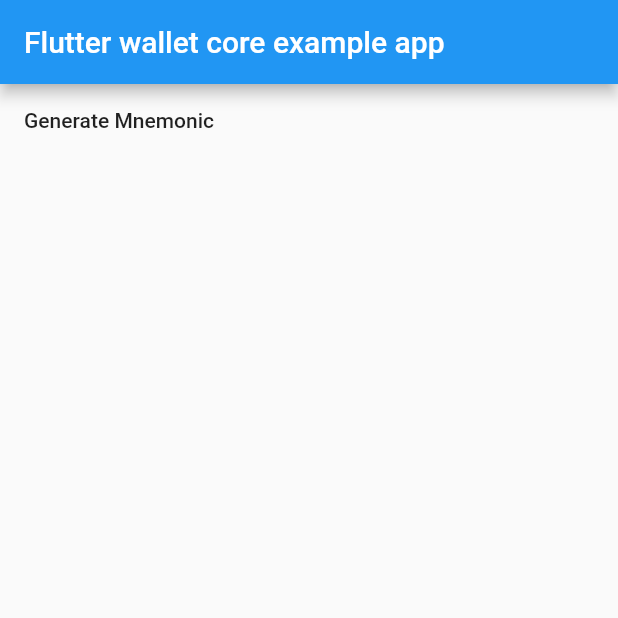
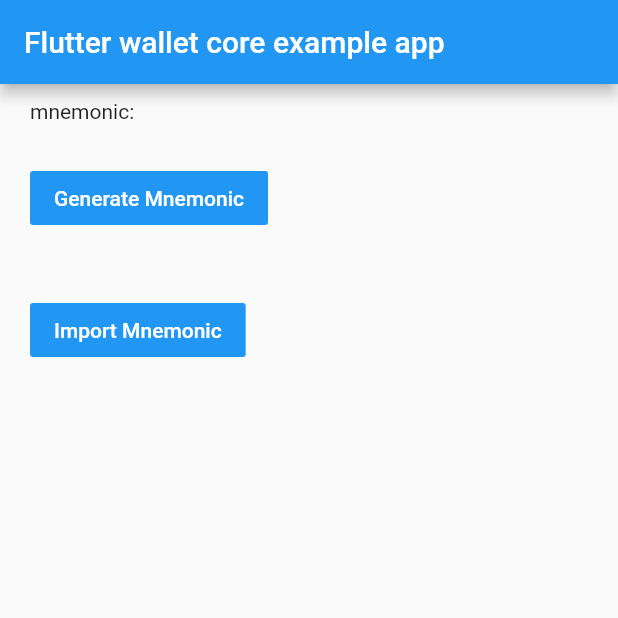
Before and after one commit to dabankio/flutter-wallet-core, a Flutter app: the screen it shows after launch, on a phone screen of 412 x 824 dp, the top half of it. Run offline on Flutter 3.47's test engine with Material 2 defaults, Android fonts, the phone set to English and light mode, and no system bars.

Commit message:
add example code

```diff
--- a/example/lib/main.dart
+++ b/example/lib/main.dart
@@ -13,7 +13,12 @@ class MyApp extends StatefulWidget {
 }
 
 class _MyAppState extends State<MyApp> {
-  String mnemonic;
+  String mnemonic = "";
+  Map<String, Keys> keys = {};
+
+  final String path = "m/44'/0'/0'/0/0";
+  final String password = "test_core_wallet";
+  final List<String> symbols = ["BTC", "ETH", "BBC", "USDT"];
 
   @override
   void initState() {
@@ -22,9 +27,19 @@ class _MyAppState extends State<MyApp> {
 
   void generateMnemonic() async {
     final String mnemonic = await WalletCore.generateMnemonic();
+    print(mnemonic);
 
     setState(() {
       this.mnemonic = mnemonic;
+    });
+  }
+
+  void importMnemonic() async {
+    final Map<String, Keys> keys =
+        await WalletCore.importMnemonic(mnemonic, path, password, symbols);
+
+    setState(() {
+      this.keys = keys;
     });
   }
 
@@ -36,14 +51,51 @@ class _MyAppState extends State<MyApp> {
         title: const Text('Flutter wallet core example app'),
       ),
       body: SingleChildScrollView(
+          child: Padding(
+        padding: EdgeInsets.symmetric(vertical: 10, horizontal: 20),
+        child: Column(
+            crossAxisAlignment: CrossAxisAlignment.start,
+            children: <Widget>[
+              Text("mnemonic:"),
+              Padding(
+                padding: EdgeInsets.symmetric(vertical: 5.0, horizontal: 0),
+                child: Text(mnemonic),
+              ),
+              FlatButton(
+                  color: Colors.blue[500],
+                  child: Text(
+                    "Generate Mnemonic",
+                    style: TextStyle(color: Colors.white),
+                  ),
+                  onPressed: generateMnemonic),
+              Padding(
+                  padding: EdgeInsets.symmetric(vertical: 20),
+                  child: Column(
+                      children: keys.keys.toList().map((symbol) {
+                    return Container(
                         child: Column(
                       children: <Widget>[
+                        Text(symbol),
+                        Row(children: [
+                          Text("publicKey"),
+                          Text(keys[symbol].publicKey),
+                        ]),
+                        Row(children: [
+                          Text("address"),
+                          Text(keys[symbol].address),
+                        ])
+                      ],
+                    ));
+                  }).toList())),
               FlatButton(
-                    child: Text("Generate Mnemonic"),
-                    onPressed: generateMnemonic)
-              ],
+                  color: Colors.blue[500],
+                  child: Text(
+                    "Import Mnemonic",
+                    style: TextStyle(color: Colors.white),
                   ),
+                  onPressed: importMnemonic)
+            ]),
       )),
-    );
+    ));
   }
 }
```
Also changed, not shown: 2 other files. Lines whose indentation alone changed are shown as unchanged.
